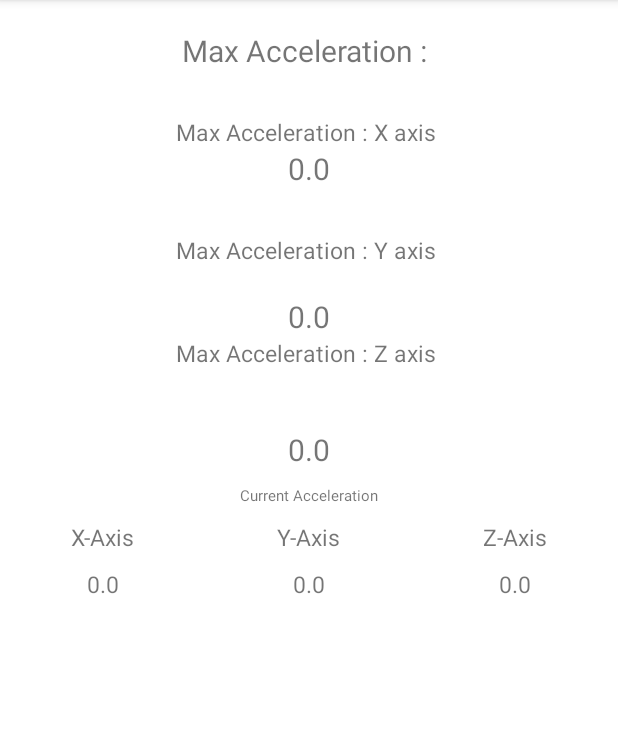
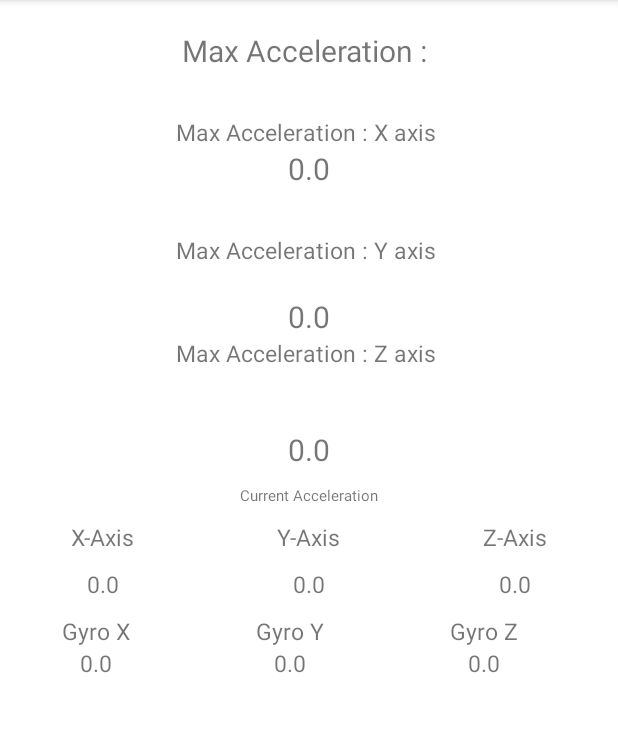
Before and after one commit to roh-7/Sensors, an Android app: the screen it shows after launch (MainActivity), on a phone screen of 412 x 824 dp, the part 84-816 px from its top. Run offline under Robolectric (Android 15) with nearby library versions, the light colour scheme and no system bars.

Commit message:
gyro and acc simul

```diff
--- a/app/src/main/AndroidManifest.xml
+++ b/app/src/main/AndroidManifest.xml
@@ -11,7 +11,8 @@
         android:label="@string/app_name"
         android:supportsRtl="true"
         android:theme="@style/AppTheme">
-        <activity android:name=".MainActivity">
+        <activity android:name=".MainActivity"
+            android:screenOrientation="portrait">
             <intent-filter>
                 <action android:name="android.intent.action.MAIN" />
 
--- a/app/src/main/java/com/example/sensors/MainActivity.java
+++ b/app/src/main/java/com/example/sensors/MainActivity.java
@@ -8,11 +8,7 @@ import android.hardware.SensorManager;
 import android.os.Bundle;
 import android.os.Vibrator;
 import android.support.v7.app.AppCompatActivity;
-import android.util.Log;
 import android.widget.TextView;
-
-import java.sql.Timestamp;
-import java.text.SimpleDateFormat;
 
 public class MainActivity extends AppCompatActivity implements SensorEventListener {
 
@@ -22,7 +18,9 @@ public class MainActivity extends AppCompatActivity implements SensorEventListen
     private float lastX, lastY, lastZ;
 
     private SensorManager sensorManager;
+    private SensorManager getSensorManager;
     private Sensor accelerometer;
+    private Sensor gyroscope;
 
     private float deltaXMax = 0;
     private float deltaYMax = 0;
@@ -32,9 +30,16 @@ public class MainActivity extends AppCompatActivity implements SensorEventListen
     private float deltaY = 0;
     private float deltaZ = 0;
 
+    private float delGX=0;
+    private float delGY=0;
+    private float delGZ=0;
+
+
     private float vibrateThreshold = 0;
 
     private TextView currentX, currentY, currentZ, maxX, maxY, maxZ;
+
+    private TextView gyroX,gyroY,gyroZ;
 
     public Vibrator v;
 
@@ -53,6 +58,12 @@ public class MainActivity extends AppCompatActivity implements SensorEventListen
             // fail! we do not have a sensor
         }
         // initialise vibration
+            getSensorManager = (SensorManager) getSystemService(Context.SENSOR_SERVICE);
+        if(getSensorManager.getDefaultSensor(Sensor.TYPE_GYROSCOPE)!=null)
+        {
+            gyroscope = getSensorManager.getDefaultSensor(Sensor.TYPE_GYROSCOPE);
+            getSensorManager.registerListener(this,gyroscope,SensorManager.SENSOR_DELAY_NORMAL);
+        }
 
         v = (Vibrator) this.getSystemService(Context.VIBRATOR_SERVICE);
     }
@@ -66,6 +77,10 @@ public class MainActivity extends AppCompatActivity implements SensorEventListen
         maxX = (TextView) findViewById(R.id.maxX);
         maxY = (TextView) findViewById(R.id.maxY);
         maxZ = (TextView) findViewById(R.id.maxZ);
+
+        gyroX = (TextView) findViewById(R.id.GyroX);
+        gyroY = (TextView) findViewById(R.id.GyroY);
+        gyroZ = (TextView) findViewById(R.id.GyroZ);
     }
 
     //register the sensor onResume
@@ -73,6 +88,7 @@ public class MainActivity extends AppCompatActivity implements SensorEventListen
     protected void onResume() {
         super.onResume();
         sensorManager.registerListener(this, accelerometer, SensorManager.SENSOR_DELAY_NORMAL);
+        getSensorManager.registerListener(this,gyroscope,SensorManager.SENSOR_DELAY_NORMAL);
     }
 
     // unregister in onPause
@@ -81,6 +97,7 @@ public class MainActivity extends AppCompatActivity implements SensorEventListen
     protected void onPause() {
         super.onPause();
         sensorManager.unregisterListener(this);
+        getSensorManager.unregisterListener(this);
     }
 
     @Override
@@ -91,31 +108,43 @@ public class MainActivity extends AppCompatActivity implements SensorEventListen
     @Override
     public void onSensorChanged(SensorEvent sensorEvent) {
         //clean current values
-        displayCleanValues();
+        //displayCleanValues();
         // display the current values
         displayCurrentValues();
         // display the max values
-        displayMaxValues();
-
-        // get the change in x,y,z values of the accelerometer
-        deltaX = Math.abs(lastX - sensorEvent.values[0]);
-        deltaY = Math.abs(lastY - sensorEvent.values[1]);
-        deltaZ = Math.abs(lastZ - sensorEvent.values[2]);
-
+        //displayMaxValues();
+        if(sensorEvent.sensor.getType()==Sensor.TYPE_ACCELEROMETER) {
+            // get the change in x,y,z values of the accelerometer
+            deltaX = Math.abs(lastX - sensorEvent.values[0]);
+            deltaY = Math.abs(lastY - sensorEvent.values[1]);
+            deltaZ = Math.abs(lastZ - sensorEvent.values[2]);
+        }
+        else if(sensorEvent.sensor.getType()==Sensor.TYPE_GYROSCOPE)
+        {
+           delGX = Math.abs(sensorEvent.values[0]);
+           delGY = Math.abs(sensorEvent.values[1]);
+           delGZ = Math.abs(sensorEvent.values[2]);
+        }
         // if the change is below 2, it is just plain noise
 
-        if (deltaX < 2)
-            deltaX = 0;
-        if (deltaY < 2)
-            deltaY = 0;
-        if ((deltaX > vibrateThreshold) || (deltaY > vibrateThreshold) || (deltaZ > vibrateThreshold))
-            v.vibrate(600);
+//        if (deltaX < 2)
+//            deltaX = 0;
+//        if (deltaY < 2)
+//            deltaY = 0;
+        //if ((deltaX > vibrateThreshold) || (deltaY > vibrateThreshold) || (deltaZ > vibrateThreshold))
+            //v.vibrate(600);
     }
 
     public void displayCleanValues() {
         currentX.setText("0.0");
         currentY.setText("0.0");
         currentZ.setText("0.0");
+
+
+
+        gyroX.setText("0.0");
+        gyroY.setText("0.0");
+        gyroZ.setText("0.0");
     }
 
     public void displayCurrentValues() {
@@ -126,11 +155,20 @@ public class MainActivity extends AppCompatActivity implements SensorEventListen
         currentX.setText(curx);
         currentY.setText(cury);
         currentZ.setText(curz);
-        String time = new SimpleDateFormat("DD/MM/YYYY.HH.mm.ss").format(new Timestamp(System.currentTimeMillis()));
-        Log.v("time", time);
-        postToDB = new PostToDB(curx, cury, curz, time);
+
+        String curgx = Float.toString(delGX);
+        String curgy = Float.toString(delGY);
+        String curgz = Float.toString(delGZ);
+
+        gyroX.setText(curgx);
+        gyroY.setText(curgy);
+        gyroZ.setText(curgz);
+
+        //String time = new SimpleDateFormat("DD/MM/YYYY.HH.mm.ss").format(new Timestamp(System.currentTimeMillis()));
+        //Log.v("time", time);
+        //postToDB = new PostToDB(curx, cury, curz, time);
         //if(c%678==0)
-        postToDB.post();
+        //postToDB.post();
     }
 
     public void displayMaxValues() {
--- a/app/src/main/res/layout/activity_main.xml
+++ b/app/src/main/res/layout/activity_main.xml
@@ -155,14 +155,12 @@
                     android:layout_width="0dp"
                     android:layout_height="wrap_content"
                     android:layout_weight="0.33"
-
                     android:background="#ffffff"
                     android:gravity="center"
                     android:orientation="vertical">
 
                     <TextView
                         android:layout_width="wrap_content"
-
                         android:layout_height="wrap_content"
                         android:layout_gravity="center"
                         android:layout_marginTop="10dp"
@@ -175,16 +173,86 @@
                         android:layout_height="wrap_content"
                         android:layout_gravity="center"
                         android:layout_marginTop="10dp"
-
                         android:text="0.0"
-
                         android:textSize="15dp" />
 
                 </LinearLayout>
 
             </LinearLayout>
+            <LinearLayout
+                android:layout_width="387dp"
+                android:layout_height="wrap_content"
+                android:orientation="horizontal">
 
-        </LinearLayout>
+                <LinearLayout
+                    android:layout_width="0dp"
+                    android:layout_height="wrap_content"
+                    android:layout_weight="0.33"
+                    android:orientation="vertical">
+
+                    <TextView
+                        android:layout_width="wrap_content"
+                        android:layout_height="wrap_content"
+                        android:text="Gyro X"
+                        android:textSize="15sp"
+                        android:layout_gravity="center"
+                        android:layout_marginTop="10dp"/>
+
+                    <TextView
+                        android:layout_width="wrap_content"
+                        android:layout_height="wrap_content"
+                        android:textSize="15sp"
+                        android:text="0.0"
+                        android:id="@+id/GyroX"
+                        android:layout_gravity="center"/>
+                </LinearLayout>
+
+                <LinearLayout
+                    android:layout_width="0dp"
+                    android:layout_height="wrap_content"
+                    android:layout_weight="0.33"
+                    android:orientation="vertical">
+
+                        <TextView
+                            android:layout_width="wrap_content"
+                            android:layout_height="wrap_content"
+                            android:text="Gyro Y"
+                            android:textSize="15sp"
+                            android:layout_gravity="center"
+                            android:layout_marginTop="10dp"/>
+
+                        <TextView
+                            android:layout_width="wrap_content"
+                            android:layout_height="wrap_content"
+                            android:textSize="15sp"
+                            android:text="0.0"
+                            android:id="@+id/GyroY"
+                            android:layout_gravity="center"/>
+                    </LinearLayout>
+
+                    <LinearLayout
+                        android:layout_width="0dp"
+                        android:layout_height="wrap_content"
+                        android:layout_weight="0.33"
+                        android:orientation="vertical">
+
+                            <TextView
+                                android:layout_width="wrap_content"
+                                android:layout_height="wrap_content"
+                                android:text="Gyro Z"
+                                android:textSize="15sp"
+                                android:layout_gravity="center"
+                                android:layout_marginTop="10dp"/>
+
+                            <TextView
+                                android:layout_width="wrap_content"
+                                android:layout_height="wrap_content"
+                                android:textSize="15sp"
+                                android:text="0.0"
+                                android:id="@+id/GyroZ"
+                                android:layout_gravity="center"/>
+                        </LinearLayout>
+            </LinearLayout>
+            </LinearLayout>
     </ScrollView>
-
 </LinearLayout>
```
